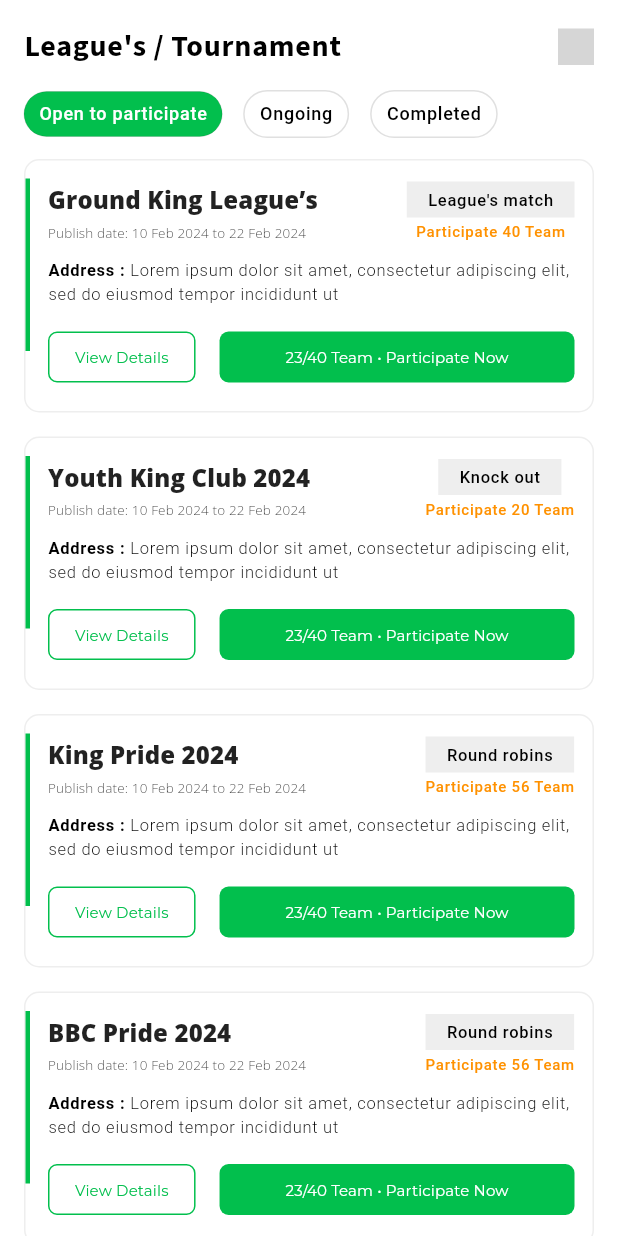
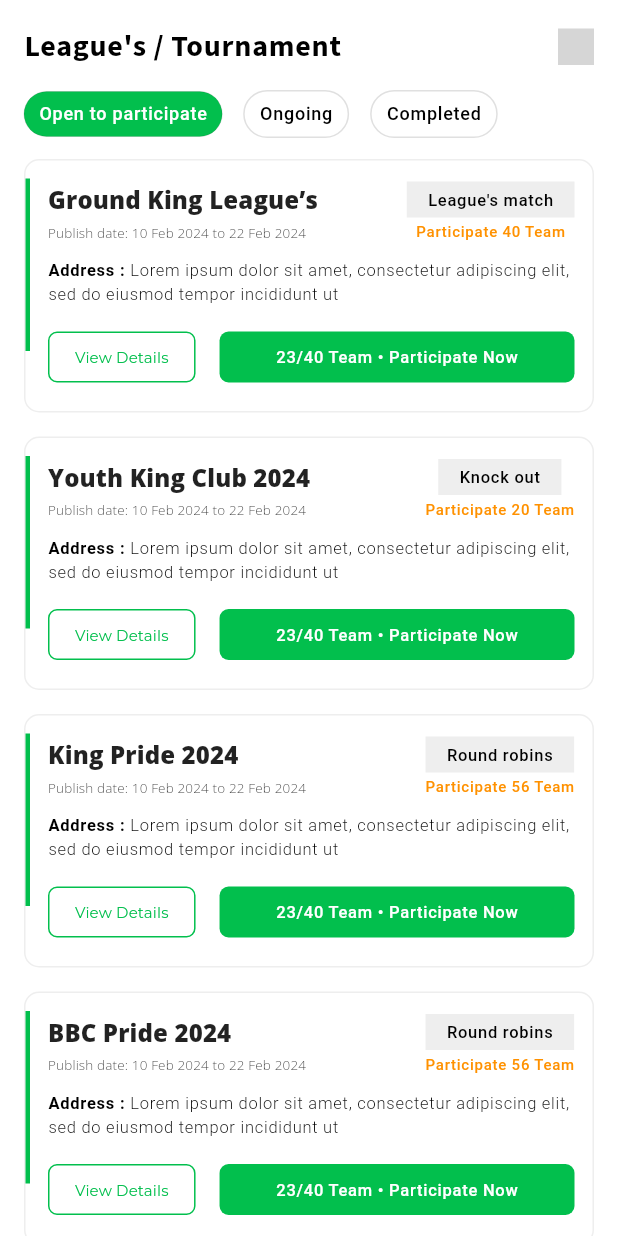
Before and after one commit to Mitsinh-Rajput/football-shuru, a Flutter app: the LeagueScreen screen opened directly, on a phone screen of 412 x 824 dp. Run offline on Flutter 3.47's test engine with Material 3 defaults, Android fonts, the phone set to English and light mode, and no system bars; our stand-ins replace fluttertoast, get, google_fonts, page_transition; missing offline and left inert: onesignal_flutter, r_dotted_line_border; statements that could not run were skipped; grey boxes are pictures that could not be loaded.

Commit message:
common button updated or leagues bug fix

```diff
--- a/lib/views/base/common_button.dart
+++ b/lib/views/base/common_button.dart
@@ -13,7 +13,6 @@ class CustomButton extends StatelessWidget {
     this.disabledColor,
     this.color,
     this.height = 45,
-    this.minWidth,
     this.isLoading = false,
     this.radius = 14,
     this.elevation = 10,
@@ -31,7 +30,6 @@ class CustomButton extends StatelessWidget {
     this.disabledColor,
     this.color,
     this.height = 45,
-    this.minWidth,
     this.isLoading = false,
     this.radius = 14,
     this.elevation = 10,
@@ -61,9 +59,6 @@ class CustomButton extends StatelessWidget {
   ///Button Height
   final double? height;
 
-  ///Button minWidth
-  final double? minWidth;
-
   ///Button Radius
   final double radius;
 
@@ -80,7 +75,7 @@ class CustomButton extends StatelessWidget {
       return MaterialButton(
         onPressed: isLoading ? null : onTap,
         height: height,
-        minWidth: minWidth ?? 80,
+        minWidth: 80,
         elevation: elevation,
         focusElevation: 0,
         highlightElevation: 0,
@@ -122,7 +117,7 @@ class CustomButton extends StatelessWidget {
       return MaterialButton(
         onPressed: isLoading ? null : onTap,
         height: height,
-        minWidth: minWidth ?? 80,
+        minWidth: 80,
         elevation: elevation,
         focusElevation: 0,
         highlightElevation: 0,
--- a/lib/views/screens/dashboard/league_screen/league_screen.dart
+++ b/lib/views/screens/dashboard/league_screen/league_screen.dart
@@ -359,7 +359,7 @@ class _LeagueScreenState extends State<LeagueScreen> {
                                               MainAxisAlignment.spaceBetween,
                                           children: [
                                             CustomButton(
-                                              height: 18,
+                                              height: 34,
                                               elevation: 0,
                                               radius: 6,
                                               type: ButtonType.secondary,
@@ -374,14 +374,24 @@ class _LeagueScreenState extends State<LeagueScreen> {
                                                 ? Expanded(
                                                     child: CustomButton(
                                                       color: primaryColor,
-                                                      height: 18,
+                                                      height: 34,
                                                       elevation: 0,
                                                       radius: 6,
                                                       type: ButtonType.primary,
-                                                      title:
-                                                          "23/40 Team • Participate Now",
                                                       fontSize: 10,
                                                       onTap: () {},
+                                                      // title:
+                                                      //     "23/40 Team • Participate Now",
+                                                      child: Text(
+                                                        "23/40 Team • Participate Now",
+                                                        style: Theme.of(context)
+                                                            .textTheme
+                                                            .labelSmall!
+                                                            .copyWith(
+                                                              color:
+                                                                  Colors.white,
+                                                            ),
+                                                      ),
                                                     ),
                                                   )
                                                 : const Text("40/40 Team"),
```
Also changed, not shown: lib/views/screens/dashboard/home_screen/league_and_tour_tile.dart (+12 -4 lines).
